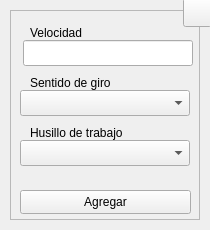
Raw0201/GCode2, file interfaces/ui_files/spindle.ui: the form before one commit.
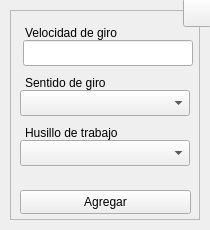
The form after the commit. Icons and pictures are not drawn.

What changed in the file:
```diff
--- a/interfaces/ui_files/spindle.ui
+++ b/interfaces/ui_files/spindle.ui
@@ -2222,14 +2222,14 @@
      </property>
      <property name="geometry">
       <rect>
-       <x>20</x>
+       <x>15</x>
        <y>10</y>
-       <width>73</width>
+       <width>102</width>
        <height>26</height>
       </rect>
      </property>
      <property name="text">
-      <string>Velocidad</string>
+      <string>Velocidad de giro</string>
      </property>
      <property name="buddy">
       <cstring>lbl_spd</cstring>
@@ -2241,9 +2241,9 @@
      </property>
      <property name="geometry">
       <rect>
-       <x>20</x>
+       <x>15</x>
        <y>110</y>
-       <width>111</width>
+       <width>105</width>
        <height>26</height>
       </rect>
      </property>
@@ -2347,9 +2347,9 @@
      </property>
      <property name="geometry">
       <rect>
-       <x>20</x>
+       <x>15</x>
        <y>60</y>
-       <width>111</width>
+       <width>91</width>
        <height>26</height>
       </rect>
      </property>
```
